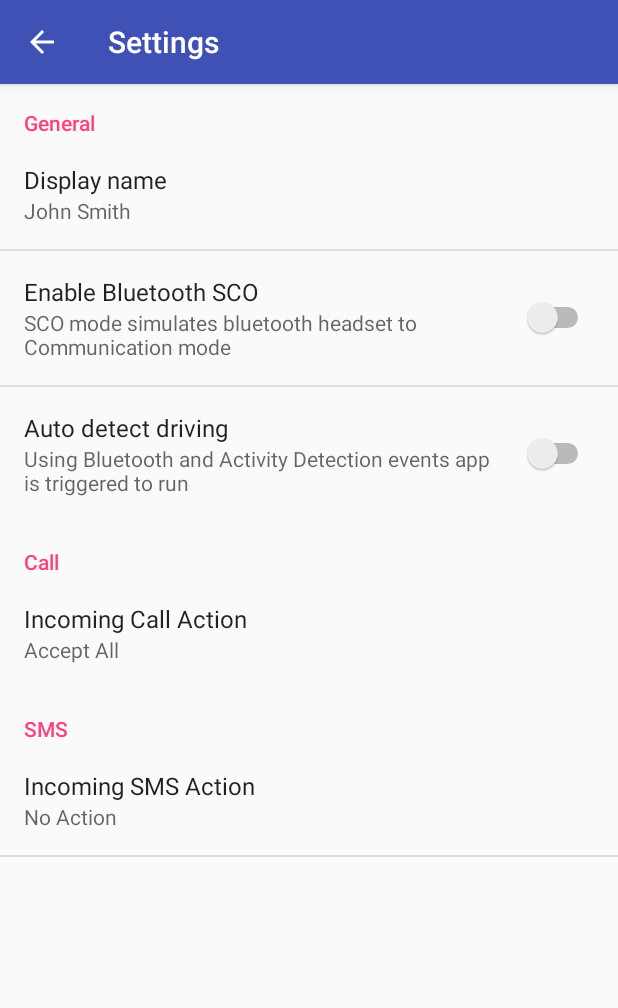
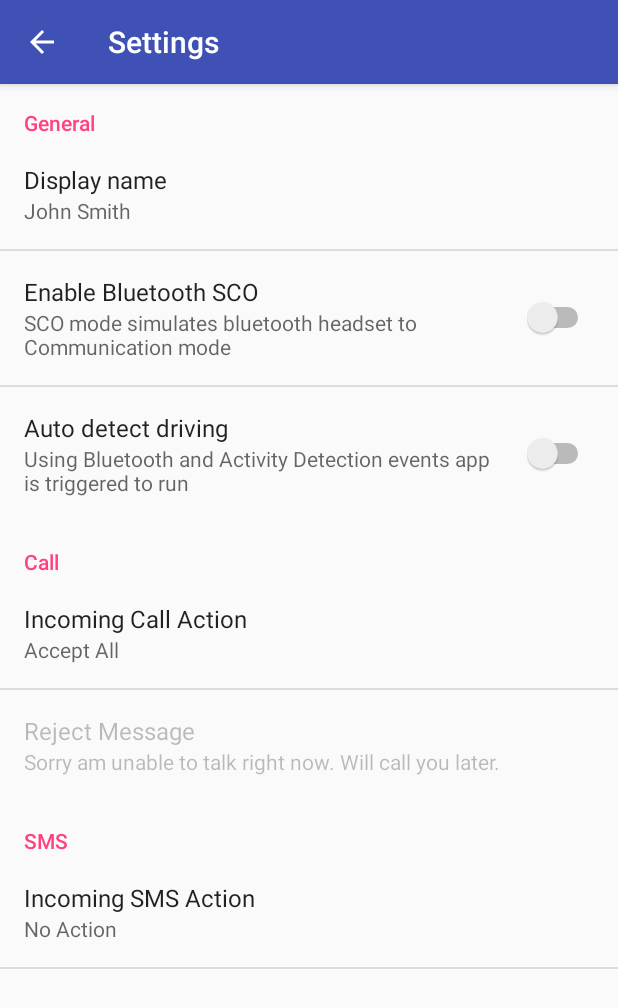
Before and after one commit to futhrevo/SpeechTrials, an Android app: the SettingsActivity screen opened directly, with no data from a screen before it, on a phone screen of 412 x 824 dp. Shown: the top 1008 px of the screen. Run offline under Robolectric (Android 15) with nearby library versions, the phone set to English and light mode, and no system bars.

Commit message:
fixes #4, #6, #7

```diff
--- a/app/src/main/java/in/hedera/reku/speechtrial/MainActivity.java
+++ b/app/src/main/java/in/hedera/reku/speechtrial/MainActivity.java
@@ -278,7 +278,8 @@ public class MainActivity extends AppCompatActivity {
                 || ActivityCompat.checkSelfPermission(context, Manifest.permission.RECEIVE_SMS) != PackageManager.PERMISSION_GRANTED
                 || ActivityCompat.checkSelfPermission(context, Manifest.permission.READ_SMS) != PackageManager.PERMISSION_GRANTED
                 || ActivityCompat.checkSelfPermission(context, Manifest.permission.SEND_SMS) != PackageManager.PERMISSION_GRANTED
-                || ActivityCompat.checkSelfPermission(context, Manifest.permission.READ_PHONE_STATE) != PackageManager.PERMISSION_GRANTED ;
+                || ActivityCompat.checkSelfPermission(context, Manifest.permission.READ_PHONE_STATE) != PackageManager.PERMISSION_GRANTED
+                || ActivityCompat.checkSelfPermission(context, Manifest.permission.CALL_PHONE) != PackageManager.PERMISSION_GRANTED;
     }
 
     private void requestPermissions() {
@@ -289,7 +290,8 @@ public class MainActivity extends AppCompatActivity {
                 Manifest.permission.RECEIVE_SMS,
                 Manifest.permission.READ_SMS,
                 Manifest.permission.SEND_SMS,
-                Manifest.permission.READ_PHONE_STATE
+                Manifest.permission.READ_PHONE_STATE,
+                Manifest.permission.CALL_PHONE
         };
         ActivityCompat.requestPermissions(this ,permissions, PERMISSIONS_REQUEST_ALL_PERMISSIONS);
     }
--- a/app/src/main/java/in/hedera/reku/speechtrial/SettingsActivity.java
+++ b/app/src/main/java/in/hedera/reku/speechtrial/SettingsActivity.java
@@ -14,6 +14,7 @@ import android.preference.PreferenceFragment;
 import android.preference.PreferenceManager;
 import android.support.v4.app.NavUtils;
 import android.support.v7.app.ActionBar;
+import android.util.Log;
 import android.view.MenuItem;
 
 /**
@@ -45,12 +46,23 @@ public class SettingsActivity extends AppCompatPreferenceActivity {
                 // the preference's 'entries' list.
                 ListPreference listPreference = (ListPreference) preference;
                 int index = listPreference.findIndexOfValue(stringValue);
+                Log.e(TAG, listPreference.getKey());
+                Log.e(TAG, stringValue);
+                if(listPreference.getKey().equals("pref_call_action")){
+                    Preference pref_call_reject_sms = preference.getPreferenceManager().findPreference("pref_call_reject_sms");
+                    if(stringValue.equals("-1")){
+                        pref_call_reject_sms.setEnabled(false);
+                    }else{
+                        pref_call_reject_sms.setEnabled(true);
+                    }
+                }
 
                 // Set the summary to reflect the new value.
                 preference.setSummary(
                         index >= 0
                                 ? listPreference.getEntries()[index]
                                 : null);
+
 
             } else {
                 // For all other preferences, set the summary to the value's
@@ -160,6 +172,7 @@ public class SettingsActivity extends AppCompatPreferenceActivity {
             bindPreferenceSummaryToValue(findPreference("example_text"));
             bindPreferenceSummaryToValue(findPreference("pref_call_action"));
             bindPreferenceSummaryToValue(findPreference("pref_sms_action"));
+            bindPreferenceSummaryToValue(findPreference("pref_call_reject_sms"));
         }
 
         @Override
--- a/app/src/main/java/in/hedera/reku/speechtrial/actions/IncomingCall.java
+++ b/app/src/main/java/in/hedera/reku/speechtrial/actions/IncomingCall.java
@@ -22,6 +22,7 @@ public class IncomingCall extends BroadcastReceiver {
 
     public static final String INCOMING_CALL_IS_STARRED = "isStarredSender";
     public static final String INCOMING_CALL_INTENT_SENDER = "sender";
+    public static final String INCOMING_CALL_NUMBER = "number";
     @Override
     public void onReceive(Context context, Intent intent) {
 
@@ -65,6 +66,7 @@ public class IncomingCall extends BroadcastReceiver {
                 serv.setAction(ACTION_PHONE_STATE);
                 serv.putExtra(INCOMING_CALL_INTENT_SENDER, sender);
                 serv.putExtra(INCOMING_CALL_IS_STARRED, isStarred);
+                serv.putExtra(INCOMING_CALL_NUMBER, incomingNumber);
                 c.startService(serv);
 
             }
--- a/app/src/main/res/values/strings.xml
+++ b/app/src/main/res/values/strings.xml
@@ -21,4 +21,6 @@
     <string name="pref_autodetect_summary">Using Bluetooth and Activity Detection events app is triggered to run</string>
     <string name="sharedPref_file_key">in.hedera.reku.speechtrial.isRunning</string>
     <string name="isRunning">isRunning</string>
+    <string name="pref_call_reject_sms_title">Reject Message</string>
+    <string name="pref_call_reject_sms_default">Sorry am unable to talk right now. Will call you later.</string>
 </resources>
--- a/app/src/main/res/xml/pref_general.xml
+++ b/app/src/main/res/xml/pref_general.xml
@@ -45,6 +45,16 @@
             android:entries="@array/pref_call_action_list_titles"
             android:entryValues="@array/pref_call_action__list_values"
             />
+
+        <EditTextPreference
+            android:defaultValue="@string/pref_call_reject_sms_default"
+            android:inputType="text"
+            android:key="pref_call_reject_sms"
+            android:maxLines="3"
+            android:selectAllOnFocus="true"
+            android:singleLine="true"
+            android:title="@string/pref_call_reject_sms_title"
+            android:enabled="false" />
     </PreferenceCategory>
     <PreferenceCategory
         android:title="@string/pref_sms_title"
```
Also changed, not shown: app/src/main/AndroidManifest.xml (+5 -2 lines), app/src/main/java/in/hedera/reku/speechtrial/NotifyService.java (+43 -1 lines), app/src/main/aidl/com/android/internal/telephony/ITelephony.aidl (added).
